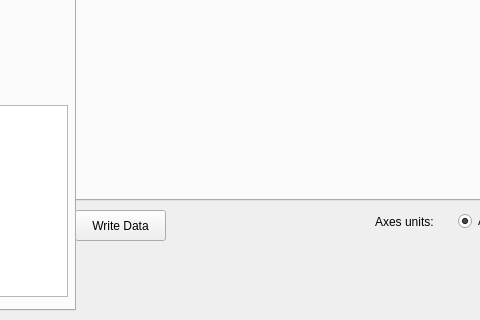
Before: the Qt Designer form GUI/Vector_Velocities_with_Sunpy.ui in Hypnus1803/FlowMapsGUI, drawn with Qt 5; both pictures show x 175 to 655 and y 326 to 646 of the 1112 by 646 pixel window.
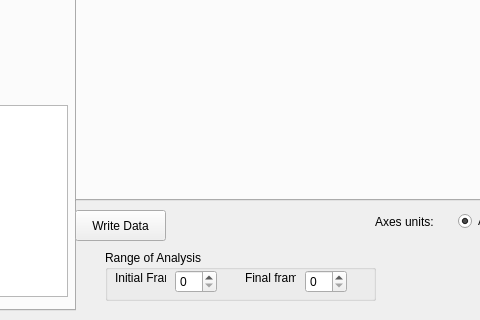
After: the same form once the commit is applied.

```diff
--- a/GUI/Vector_Velocities_with_Sunpy.ui
+++ b/GUI/Vector_Velocities_with_Sunpy.ui
@@ -2388,6 +2388,71 @@
      <string>Redraw</string>
     </property>
    </widget>
+   <widget class="QGroupBox" name="AnalysisgroupBox">
+    <property name="geometry">
+     <rect>
+      <x>280</x>
+      <y>540</y>
+      <width>271</width>
+      <height>51</height>
+     </rect>
+    </property>
+    <property name="title">
+     <string>Range of Analysis</string>
+    </property>
+    <widget class="QSpinBox" name="InitspinBox">
+     <property name="geometry">
+      <rect>
+       <x>70</x>
+       <y>20</y>
+       <width>42</width>
+       <height>23</height>
+      </rect>
+     </property>
+     <property name="maximum">
+      <number>10000</number>
+     </property>
+    </widget>
+    <widget class="QSpinBox" name="FinalspinBox">
+     <property name="geometry">
+      <rect>
+       <x>200</x>
+       <y>20</y>
+       <width>42</width>
+       <height>23</height>
+      </rect>
+     </property>
+     <property name="maximum">
+      <number>10000</number>
+     </property>
+    </widget>
+    <widget class="QLabel" name="Initlabel">
+     <property name="geometry">
+      <rect>
+       <x>10</x>
+       <y>20</y>
+       <width>51</width>
+       <height>16</height>
+      </rect>
+     </property>
+     <property name="text">
+      <string>Initial Frame</string>
+     </property>
+    </widget>
+    <widget class="QLabel" name="Finallabel">
+     <property name="geometry">
+      <rect>
+       <x>140</x>
+       <y>20</y>
+       <width>51</width>
+       <height>16</height>
+      </rect>
+     </property>
+     <property name="text">
+      <string>Final frame</string>
+     </property>
+    </widget>
+   </widget>
   </widget>
   <widget class="QMenuBar" name="menubar">
    <property name="geometry">
```
Left out of the diff: 2 changed lines with no effect on the pictures.
